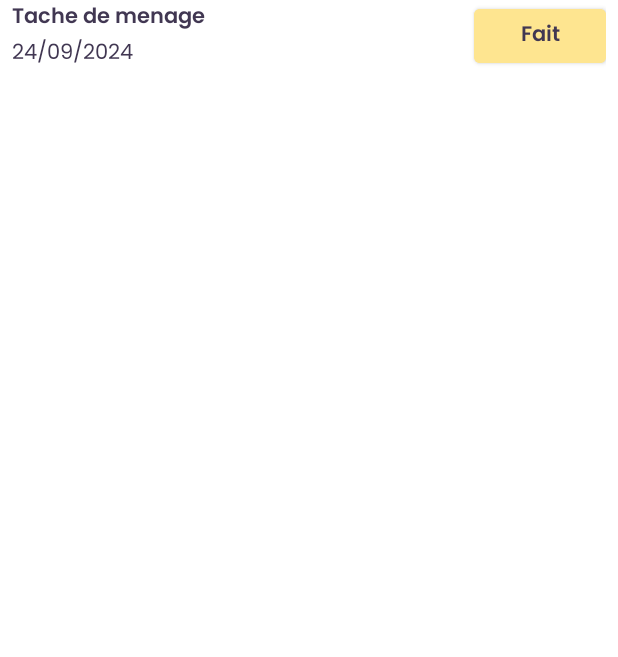
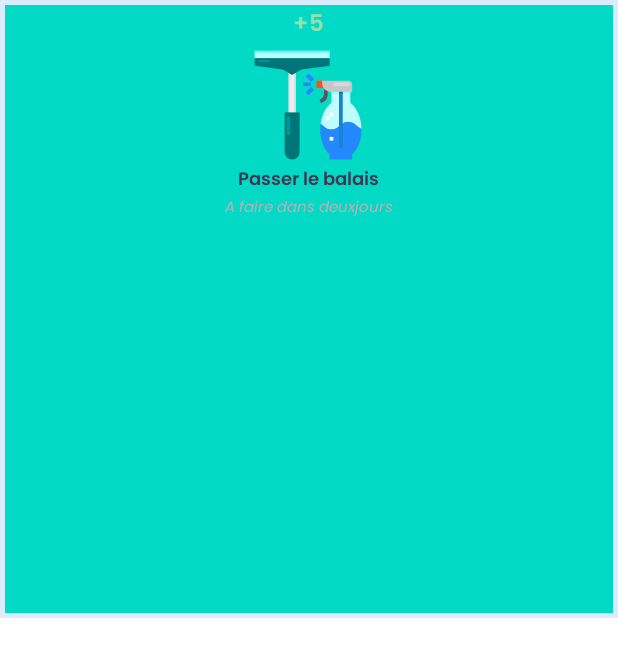
Before and after one commit to Julien113/Copropre, an Android app: the layout adapter_task_list.xml on its own in the app's theme, with its tools: preview values and no code run, on a phone screen of 412 x 824 dp. Shown: the top 657 px of the screen. Run offline under Robolectric (Android 15) with nearby library versions, the light colour scheme and no system bars.

Commit message:
houseTaskAdapter: essai de mettre les icones carrés
Ca na pas marché, todo, refaire

```diff
--- a/app/src/main/java/com/copropre/common/customviews/SquaredGridLayout.java
+++ b/app/src/main/java/com/copropre/common/customviews/SquaredGridLayout.java
@@ -2,9 +2,11 @@ package com.copropre.common.customviews;
 
 import android.content.Context;
 import android.util.AttributeSet;
+import android.util.Log;
+import android.widget.LinearLayout;
 import android.widget.RelativeLayout;
 
-public class SquaredGridLayout extends RelativeLayout {
+public class SquaredGridLayout extends LinearLayout {
 
     public SquaredGridLayout(Context context) {
         super(context);
@@ -23,7 +25,7 @@ public class SquaredGridLayout extends RelativeLayout {
     }
 
     @Override
-    public void onMeasure(int widthMesured, int heightMesured) {
-        super.onMeasure(widthMesured, widthMesured);
+    public void onMeasure(int widthMeasureSpec, int heightMeasureSpec) {
+        super.onMeasure(widthMeasureSpec, widthMeasureSpec);
     }
 }
--- a/app/src/main/java/com/copropre/main/house/tasks/HouseTasksFragment.kt
+++ b/app/src/main/java/com/copropre/main/house/tasks/HouseTasksFragment.kt
@@ -7,6 +7,7 @@ import android.view.View
 import android.view.ViewGroup
 import androidx.fragment.app.Fragment
 import androidx.recyclerview.widget.DividerItemDecoration
+import androidx.recyclerview.widget.GridLayoutManager
 import androidx.recyclerview.widget.LinearLayoutManager
 import com.copropre.R
 import com.copropre.common.models.CPTask
@@ -45,14 +46,9 @@ class HouseTasksFragment(private val house: House) : Fragment(), View.OnClickLis
 
         taskListAdapter = TaskListAdapter(taskList, house,this)
         binding.rvTasks.adapter = taskListAdapter
-        var linearLayoutManager = LinearLayoutManager(context)
-        binding.rvTasks.layoutManager = linearLayoutManager
+        var gridLayoutManager = GridLayoutManager(context, 2)
+        binding.rvTasks.layoutManager = gridLayoutManager
 
-        val dividerItemDecoration = DividerItemDecoration(
-            context,
-            linearLayoutManager.orientation
-        )
-        binding.rvTasks.addItemDecoration(dividerItemDecoration)
 
         getHouseTasks()
 
--- a/app/src/main/java/com/copropre/main/house/tasks/TaskListAdapter.kt
+++ b/app/src/main/java/com/copropre/main/house/tasks/TaskListAdapter.kt
@@ -50,7 +50,7 @@ class TaskListAdapter (private val dataSet: MutableList<CPTask>, private val hou
                 viewHolder.binding.tDate.text = ""
             }
         }
-        viewHolder.binding.bDoTask.setOnClickListener {
+        viewHolder.binding.llTask.setOnClickListener {
             if (house.localMyParticipant !== null) {
                 TaskService.completeTask(task, AuthService.getCurrentUser().userId, house.localMyParticipant.participantId, {
                     if (it.isSuccessful) {
--- a/app/src/main/res/layout/adapter_task_list.xml
+++ b/app/src/main/res/layout/adapter_task_list.xml
@@ -1,34 +1,61 @@
 <?xml version="1.0" encoding="utf-8"?>
-<RelativeLayout xmlns:android="http://schemas.android.com/apk/res/android"
+
+
+<androidx.constraintlayout.widget.ConstraintLayout
+    xmlns:android="http://schemas.android.com/apk/res/android"
+    xmlns:app="http://schemas.android.com/apk/res-auto"
+    android:orientation="vertical"
     android:layout_width="match_parent"
     android:layout_height="wrap_content"
-    android:paddingEnd="8dp"
-    android:paddingStart="8dp">
+    android:id="@+id/llTask"
+    android:gravity="center"
+    android:padding="3dp"
+    android:background="@color/task_background">
 
-    <TextView
-        android:layout_width="wrap_content"
-        android:layout_height="wrap_content"
-        android:id="@+id/tName"
-        android:text="Tache de menage"
-        style="@style/MiniContentBold"
-        />
+    <LinearLayout
+        android:id="@+id/imageView"
+        android:layout_width="0dp"
+        android:layout_height="0dp"
+        android:scaleType="centerCrop"
+        android:orientation="vertical"
+        android:background="@color/teal_200"
+        app:layout_constraintDimensionRatio="1:1"
+        app:layout_constraintBottom_toBottomOf="parent"
+        app:layout_constraintEnd_toEndOf="parent"
+        app:layout_constraintStart_toStartOf="parent"
+        app:layout_constraintTop_toTopOf="parent" >
+        <TextView
+            style="@style/MiniContentBold"
+            android:id="@+id/tPoints"
+            android:layout_gravity="center_horizontal"
+            android:layout_height="wrap_content"
+            android:layout_width="wrap_content"
+            android:text="+5"
+            android:textColor="@color/darker_green"
+            android:textSize="15sp" />
 
-    <TextView
-        android:layout_width="wrap_content"
-        android:layout_height="wrap_content"
-        android:id="@+id/tDate"
-        android:layout_below="@id/tName"
-        style="@style/MiniContent"
-        android:text="24/09/2024"
-        />
+        <ImageView
+            android:layout_height="80dp"
+            android:layout_width="wrap_content"
+            android:src="@drawable/ic_wiper" />
 
-    <Button
-        android:layout_width="wrap_content"
-        android:layout_height="wrap_content"
-        android:id="@+id/bDoTask"
-        android:text="Fait"
-        android:layout_alignParentEnd="true"
-        style="@style/ButtonNormal"
-        />
+        <TextView
+            style="@style/MiniContentBold"
+            android:id="@+id/tName"
+            android:layout_gravity="center_horizontal"
+            android:layout_height="wrap_content"
+            android:layout_width="wrap_content"
+            android:text="Passer le balais"
+            android:textSize="12sp" />
+        <TextView
+            style="@style/MiniContentItalic"
+            android:id="@+id/tDate"
+            android:layout_gravity="center_horizontal"
+            android:layout_height="wrap_content"
+            android:layout_width="wrap_content"
+            android:text="A faire dans deuxjours"
+            android:textColor="@color/primary_lesser"
+            android:textSize="10sp" />
+    </LinearLayout>
 
-</RelativeLayout>
+</androidx.constraintlayout.widget.ConstraintLayout>
--- a/app/src/main/res/layout/fragment_house_tasks.xml
+++ b/app/src/main/res/layout/fragment_house_tasks.xml
@@ -7,8 +7,8 @@
 
     <androidx.recyclerview.widget.RecyclerView
         class="androidx.appcompat.app.AlertController$RecycleListView"
-        android:layout_width="match_parent"
-        android:layout_height="match_parent"
+        android:layout_width="wrap_content"
+        android:layout_height="wrap_content"
         android:id="@+id/rvTasks"/>
 
     <com.google.android.material.floatingactionbutton.FloatingActionButton
--- a/app/src/main/res/values/colors.xml
+++ b/app/src/main/res/values/colors.xml
@@ -19,8 +19,10 @@
     <color name="primary">#413752</color>
     <color name="primary_lesser">#BBAEB4</color>
 
+    <color name="task_background">#DCECFF</color>
+
     <color name="green">#7DE879</color>
-
+    <color name="darker_green">#9BDCAB</color>
     <color name="red_error">#DB5F55</color>
 
 </resources>
--- a/app/src/main/res/values/strings.xml
+++ b/app/src/main/res/values/strings.xml
@@ -36,4 +36,10 @@
     <string name="house_tasks_add_task_fab">Nouvelle tache</string>
 
     <string name="task_new_select_date">"Select date"</string>
+
+    <!-- Login -->
+    <string name="signin_catchphrase">"Pas encore inscris? Inscrivez-vous en cliquant ici:"</string>
+    <string name="signin">"S'inscrire"</string>
+
+
 </resources>
--- a/app/src/main/res/values/style.xml
+++ b/app/src/main/res/values/style.xml
@@ -89,6 +89,11 @@
         <item name="android:textColor">@color/primary</item>
     </style>
 
+    <style name="MiniContentItalic">
+        <item name="fontFamily">@font/poppins_italic</item>
+        <item name="android:textColor">@color/primary</item>
+    </style>
+
     <style name="MiniContentBig">
         <item name="fontFamily">@font/poppins_extra_bold</item>
         <item name="android:textColor">@color/primary</item>
```
